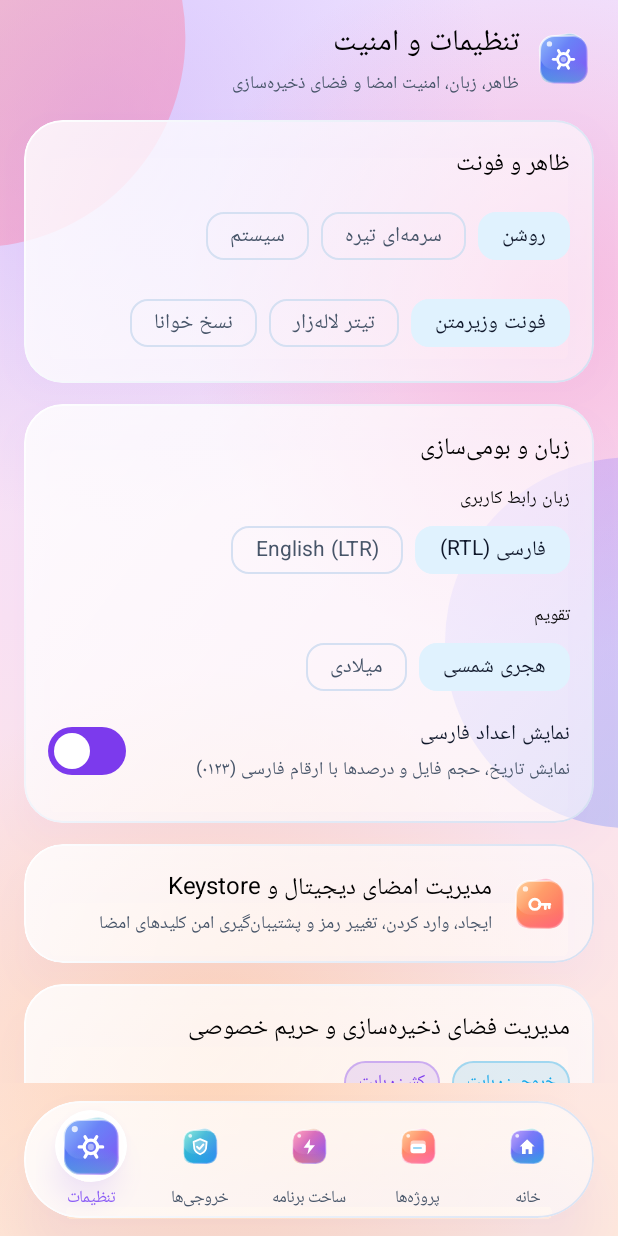
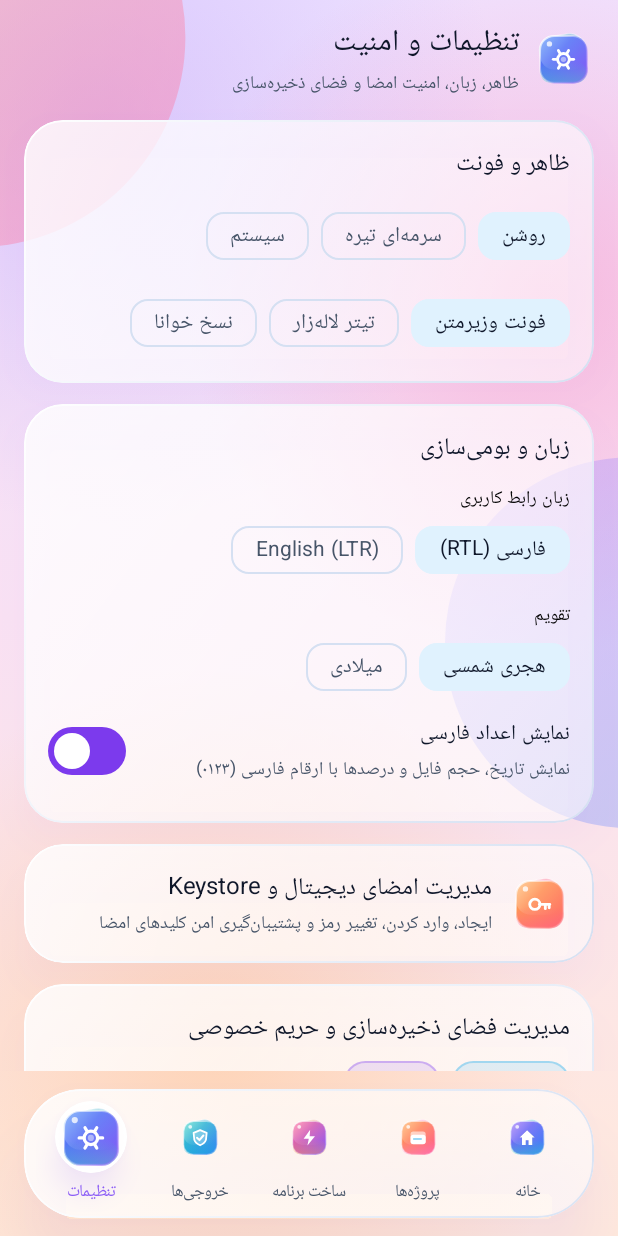
Before and after one commit to gmnarcis-debug/vebino, an Android app built with Jetpack Compose: the SettingsScreen screen opened through its navigation route, after a tap on "روشن", on a phone screen of 412 x 824 dp. Run offline under Robolectric (Android 15) with nearby library versions, the phone set to English and light mode, and no system bars; our stand-ins replace Room's generated code; libraries missing offline, so code that uses them is left out: com.android.apksig, com.android.dx, org.bouncycastle.jce, org.eclipse.jdt; pictures from the network do not load.

Commit message:
Fix APK direct install, dark theme text readability, and button sizes

```diff
--- a/app/src/main/AndroidManifest.xml
+++ b/app/src/main/AndroidManifest.xml
@@ -12,6 +12,9 @@
     <uses-permission android:name="android.permission.POST_NOTIFICATIONS" />
     <uses-permission android:name="android.permission.FOREGROUND_SERVICE" />
     <uses-permission android:name="android.permission.FOREGROUND_SERVICE_DATA_SYNC" />
+
+    <!-- مجوز جدید برای نصب مستقیم APK -->
+    <uses-permission android:name="android.permission.REQUEST_INSTALL_PACKAGES" />
 
     <uses-feature android:name="android.hardware.camera" android:required="false" />
     <uses-feature android:name="android.hardware.microphone" android:required="false" />
--- a/app/src/main/java/com/example/ui/components/WebinoComponents.kt
+++ b/app/src/main/java/com/example/ui/components/WebinoComponents.kt
@@ -256,7 +256,7 @@ fun GradientPrimaryButton(
         enabled = enabled,
         interactionSource = interactionSource,
         modifier = modifier
-            .height(54.dp)
+            .height(56.dp) // افزایش ارتفاع دکمه
             .minimumInteractiveComponentSize()
             .scale(scale)
             .shadow(
@@ -277,7 +277,7 @@ fun GradientPrimaryButton(
         Box(
             modifier = Modifier
                 .fillMaxWidth()
-                .height(54.dp)
+                .height(56.dp) // افزایش ارتفاع دکمه
                 .background(brush, shape)
                 .border(
                     width = 1.dp,
@@ -318,7 +318,7 @@ fun WebinoSecondaryButton(
     OutlinedButton(
         onClick = onClick,
         modifier = modifier
-            .height(48.dp)
+            .height(56.dp) // افزایش ارتفاع دکمه
             .minimumInteractiveComponentSize(),
         shape = RoundedCornerShape(16.dp),
         border = BorderStroke(1.dp, accent.copy(alpha = 0.35f)),
@@ -469,7 +469,7 @@ fun WebinoFloatingGlassBottomBar(
             Row(
                 modifier = Modifier
                     .fillMaxWidth()
-                    .height(78.dp)
+                    .height(86.dp) // افزایش ارتفاع نوار پایین
                     .padding(horizontal = 8.dp),
                 horizontalArrangement = Arrangement.SpaceEvenly,
                 verticalAlignment = Alignment.CenterVertically,
@@ -495,7 +495,7 @@ fun WebinoFloatingGlassBottomBar(
                             .testTag(item.testTag),
                     ) {
                         Column(
-                            modifier = Modifier.padding(vertical = 6.dp, horizontal = 2.dp),
+                            modifier = Modifier.padding(vertical = 4.dp), // کاهش پدینگ برای جا شدن بهتر
                             horizontalAlignment = Alignment.CenterHorizontally,
                             verticalArrangement = Arrangement.Center,
                         ) {
@@ -526,7 +526,7 @@ fun WebinoFloatingGlassBottomBar(
                                     contentDescription = item.label,
                                 )
                             }
-                            Spacer(Modifier.height(2.dp))
+                            Spacer(Modifier.height(4.dp)) // افزایش فاصله برای خوانایی
                             Text(
                                 text = item.label,
                                 style = MaterialTheme.typography.labelSmall,
@@ -670,6 +670,7 @@ fun EmptyStateCard(
                 style = MaterialTheme.typography.titleMedium,
                 fontWeight = FontWeight.Bold,
                 textAlign = TextAlign.Center,
+                color = MaterialTheme.colorScheme.onSurface,
             )
             Spacer(Modifier.height(6.dp))
             Text(
--- a/app/src/main/java/com/example/ui/screens/SettingsAndHelpScreens.kt
+++ b/app/src/main/java/com/example/ui/screens/SettingsAndHelpScreens.kt
@@ -97,6 +97,7 @@ fun SettingsScreen(
                         text = appString(R.string.settings_title),
                         style = MaterialTheme.typography.headlineSmall,
                         fontWeight = FontWeight.Bold,
+                        color = MaterialTheme.colorScheme.onSurface, // اصلاح رنگ
                     )
                     Text(
                         text = if (isFa) "ظاهر، زبان، امنیت امضا و فضای ذخیره‌سازی" else "Appearance, language, signing & storage",
@@ -109,7 +110,12 @@ fun SettingsScreen(
 
         item {
             GlassCard {
-                Text(appString(R.string.settings_theme_section), style = MaterialTheme.typography.titleMedium, fontWeight = FontWeight.Bold)
+                Text(
+                    text = appString(R.string.settings_theme_section),
+                    style = MaterialTheme.typography.titleMedium,
+                    fontWeight = FontWeight.Bold,
+                    color = MaterialTheme.colorScheme.onSurface // اصلاح رنگ
+                )
                 Spacer(Modifier.height(10.dp))
                 Row(horizontalArrangement = Arrangement.spacedBy(8.dp)) {
                     FilterChip(
@@ -157,7 +163,12 @@ fun SettingsScreen(
 
         item {
             GlassCard {
-                Text(appString(R.string.settings_language_section), style = MaterialTheme.typography.titleMedium, fontWeight = FontWeight.Bold)
+                Text(
+                    text = appString(R.string.settings_language_section),
+                    style = MaterialTheme.typography.titleMedium,
+                    fontWeight = FontWeight.Bold,
+                    color = MaterialTheme.colorScheme.onSurface // اصلاح رنگ
+                )
                 Spacer(Modifier.height(10.dp))
                 Text(appString(R.string.settings_language_label), style = MaterialTheme.typography.labelMedium)
                 Row(horizontalArrangement = Arrangement.spacedBy(8.dp)) {
@@ -203,7 +214,12 @@ fun SettingsScreen(
                     Webino3DGlassIcon(type = Webino3DIconType.SIGNING, size = 40.dp)
                     Spacer(Modifier.width(12.dp))
                     Column(modifier = Modifier.weight(1f)) {
-                        Text(appString(R.string.settings_signing_title), style = MaterialTheme.typography.titleMedium, fontWeight = FontWeight.Bold)
+                        Text(
+                            text = appString(R.string.settings_signing_title),
+                            style = MaterialTheme.typography.titleMedium,
+                            fontWeight = FontWeight.Bold,
+                            color = MaterialTheme.colorScheme.onSurface // اصلاح رنگ
+                        )
                         Text(
                             text = if (isFa) "ایجاد، وارد کردن، تغییر رمز و پشتیبان‌گیری امن کلیدهای امضا" else "Create, import, rotate passwords and backup signing keys",
                             style = MaterialTheme.typography.bodySmall,
@@ -216,7 +232,12 @@ fun SettingsScreen(
 
         item {
             GlassCard {
-                Text(appString(R.string.settings_storage_title), style = MaterialTheme.typography.titleMedium, fontWeight = FontWeight.Bold)
+                Text(
+                    text = appString(R.string.settings_storage_title),
+                    style = MaterialTheme.typography.titleMedium,
+                    fontWeight = FontWeight.Bold,
+                    color = MaterialTheme.colorScheme.onSurface // اصلاح رنگ
+                )
                 Spacer(Modifier.height(8.dp))
                 Row(horizontalArrangement = Arrangement.spacedBy(8.dp)) {
                     StatusBadge(
@@ -272,7 +293,12 @@ fun SettingsScreen(
                     Webino3DGlassIcon(type = Webino3DIconType.HELP, size = 40.dp)
                     Spacer(Modifier.width(12.dp))
                     Column(modifier = Modifier.weight(1f)) {
-                        Text(appString(R.string.settings_help_title), style = MaterialTheme.typography.titleMedium, fontWeight = FontWeight.Bold)
+                        Text(
+                            text = appString(R.string.settings_help_title),
+                            style = MaterialTheme.typography.titleMedium,
+                            fontWeight = FontWeight.Bold,
+                            color = MaterialTheme.colorScheme.onSurface // اصلاح رنگ
+                        )
                         Text(
                             text = if (isFa) "آموزش ساخت اپلیکیشن، نکات امنیتی و راهنمای فنی موتور Build" else "Build architecture, signing safety and store publishing tips",
                             style = MaterialTheme.typography.bodySmall,
@@ -289,7 +315,12 @@ fun SettingsScreen(
                     Webino3DGlassIcon(type = Webino3DIconType.HISTORY, size = 40.dp)
                     Spacer(Modifier.width(12.dp))
                     Column(modifier = Modifier.weight(1f)) {
-                        Text(if (isFa) "تاریخچه‌ی ساخت و لاگ" else "Build history & logs", style = MaterialTheme.typography.titleMedium, fontWeight = FontWeight.Bold)
+                        Text(
+                            text = if (isFa) "تاریخچه‌ی ساخت و لاگ" else "Build history & logs",
+                            style = MaterialTheme.typography.titleMedium,
+                            fontWeight = FontWeight.Bold,
+                            color = MaterialTheme.colorScheme.onSurface // اصلاح رنگ
+                        )
                         Text(
                             text = if (isFa) "مشاهده و ارسال لاگ ساخت‌ها برای پشتیبانی" else "View and send build logs to support",
                             style = MaterialTheme.typography.bodySmall,
@@ -306,7 +337,12 @@ fun SettingsScreen(
                     Webino3DGlassIcon(type = Webino3DIconType.TEMPLATES, size = 40.dp)
                     Spacer(Modifier.width(12.dp))
                     Column(modifier = Modifier.weight(1f)) {
-                        Text(if (isFa) "آموزش مرحله‌به‌مرحله" else "Step-by-step tutorial", style = MaterialTheme.typography.titleMedium, fontWeight = FontWeight.Bold)
+                        Text(
+                            text = if (isFa) "آموزش مرحله‌به‌مرحله" else "Step-by-step tutorial",
+                            style = MaterialTheme.typography.titleMedium,
+                            fontWeight = FontWeight.Bold,
+                            color = MaterialTheme.colorScheme.onSurface // اصلاح رنگ
+                        )
                         Text(
                             text = if (isFa) "مرور دوباره‌ی آموزش ساخت اپلیکیشن" else "Replay the app-building walkthrough",
                             style = MaterialTheme.typography.bodySmall,
@@ -330,7 +366,12 @@ fun SettingsScreen(
                     Icon(Icons.Rounded.Info, contentDescription = null, tint = CyanAccent)
                     Spacer(Modifier.width(12.dp))
                     Column(modifier = Modifier.weight(1f)) {
-                        Text(appString(R.string.settings_about_title), style = MaterialTheme.typography.titleSmall, fontWeight = FontWeight.Bold)
+                        Text(
+                            text = appString(R.string.settings_about_title),
+                            style = MaterialTheme.typography.titleSmall,
+                            fontWeight = FontWeight.Bold,
+                            color = MaterialTheme.colorScheme.onSurface // اصلاح رنگ
+                        )
                         val localizedVer = localizeNumber(BuildConfig.VERSION_NAME, prefs.language, usePersianDigits)
                         Text(
                             text = if (isFa) {
@@ -380,7 +421,12 @@ fun HelpCenterScreen(onBack: () -> Unit) {
                     Row(verticalAlignment = Alignment.CenterVertically) {
                         Webino3DGlassIcon(type = Webino3DIconType.BUILD, size = 36.dp)
                         Spacer(Modifier.width(10.dp))
-                        Text("معماری واقعی ساخت روی گوشی (On-Device Build)", style = MaterialTheme.typography.titleMedium, fontWeight = FontWeight.Bold)
+                        Text(
+                            text = "معماری واقعی ساخت روی گوشی (On-Device Build)",
+                            style = MaterialTheme.typography.titleMedium,
+                            fontWeight = FontWeight.Bold,
+                            color = MaterialTheme.colorScheme.onSurface // اصلاح رنگ
+                        )
                     }
                     Spacer(Modifier.height(10.dp))
                     Text(
@@ -393,6 +439,7 @@ fun HelpCenterScreen(onBack: () -> Unit) {
                             "• هم‌ترازی ۴بایتی (ZipAlign) و امضای v1/v2/v3 با Google apksig\n" +
                             "• تولید بسته AAB با Protobuf و امضای CMS",
                         style = MaterialTheme.typography.bodyMedium,
+                        color = MaterialTheme.colorScheme.onSurface // اصلاح رنگ
                     )
                 }
             }
@@ -402,7 +449,12 @@ fun HelpCenterScreen(onBack: () -> Unit) {
                     Row(verticalAlignment = Alignment.CenterVertically) {
                         Icon(Icons.Rounded.Storefront, contentDescription = null, tint = SuccessEmerald)
                         Spacer(Modifier.width(8.dp))
-                        Text("چک‌لیست انتشار در مایکت", style = MaterialTheme.typography.titleMedium, fontWeight = FontWeight.Bold)
+                        Text(
+                            text = "چک‌لیست انتشار در مایکت",
+                            style = MaterialTheme.typography.titleMedium,
+                            fontWeight = FontWeight.Bold,
+                            color = MaterialTheme.colorScheme.onSurface // اصلاح رنگ
+                        )
                     }
                     Spacer(Modifier.height(8.dp))
                     listOf(
@@ -414,7 +466,7 @@ fun HelpCenterScreen(onBack: () -> Unit) {
                         Row(modifier = Modifier.padding(vertical = 4.dp), verticalAlignment = Alignment.CenterVertically) {
                             Icon(Icons.Rounded.CheckCircle, contentDescription = null, tint = SuccessEmerald)
                             Spacer(Modifier.width(8.dp))
-                            Text(tip, style = MaterialTheme.typography.bodySmall)
+                            Text(tip, style = MaterialTheme.typography.bodySmall, color = MaterialTheme.colorScheme.onSurface)
                         }
                     }
                 }
@@ -425,7 +477,12 @@ fun HelpCenterScreen(onBack: () -> Unit) {
                     Row(verticalAlignment = Alignment.CenterVertically) {
                         Icon(Icons.Rounded.SupportAgent, contentDescription = null, tint = SkyBlue)
                         Spacer(Modifier.width(8.dp))
-                        Text("پشتیبانی فنی وبینو", style = MaterialTheme.typography.titleMedium, fontWeight = FontWeight.Bold)
+                        Text(
+                            text = "پشتیبانی فنی وبینو",
+                            style = MaterialTheme.typography.titleMedium,
+                            fontWeight = FontWeight.Bold,
+                            color = MaterialTheme.colorScheme.onSurface // اصلاح رنگ
+                        )
                     }
                     Spacer(Modifier.height(6.dp))
                     Text(
```
Also changed, not shown: app/src/main/java/com/example/ui/screens/OutputsAndSigningScreens.kt (+19 -3 lines).
